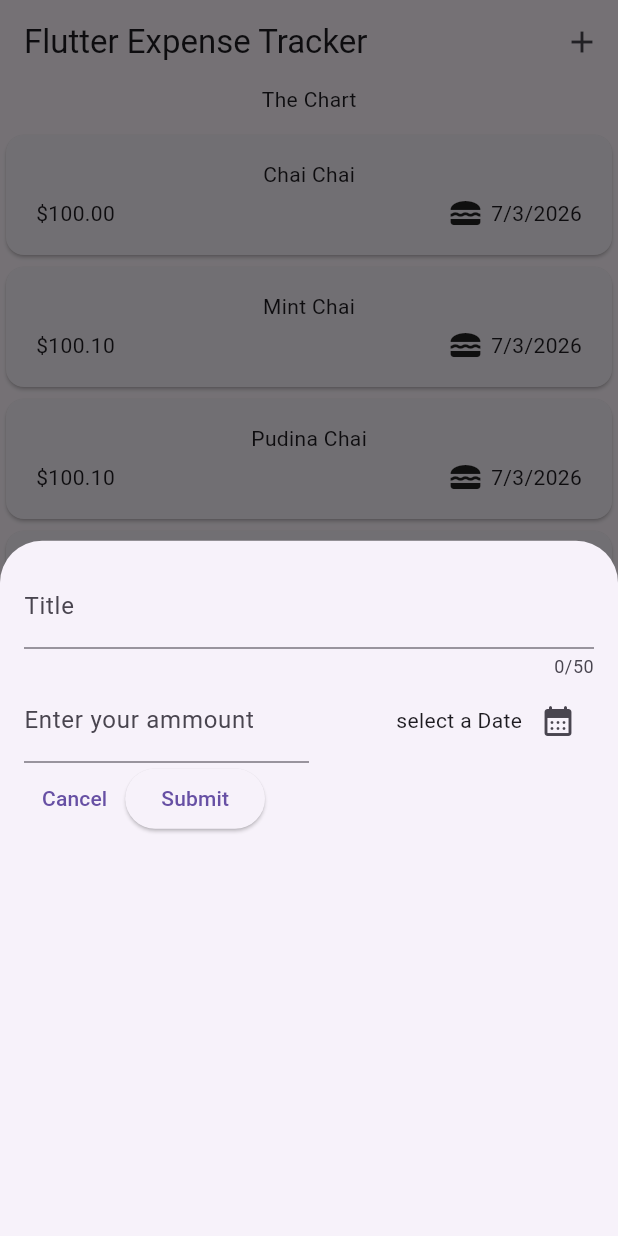
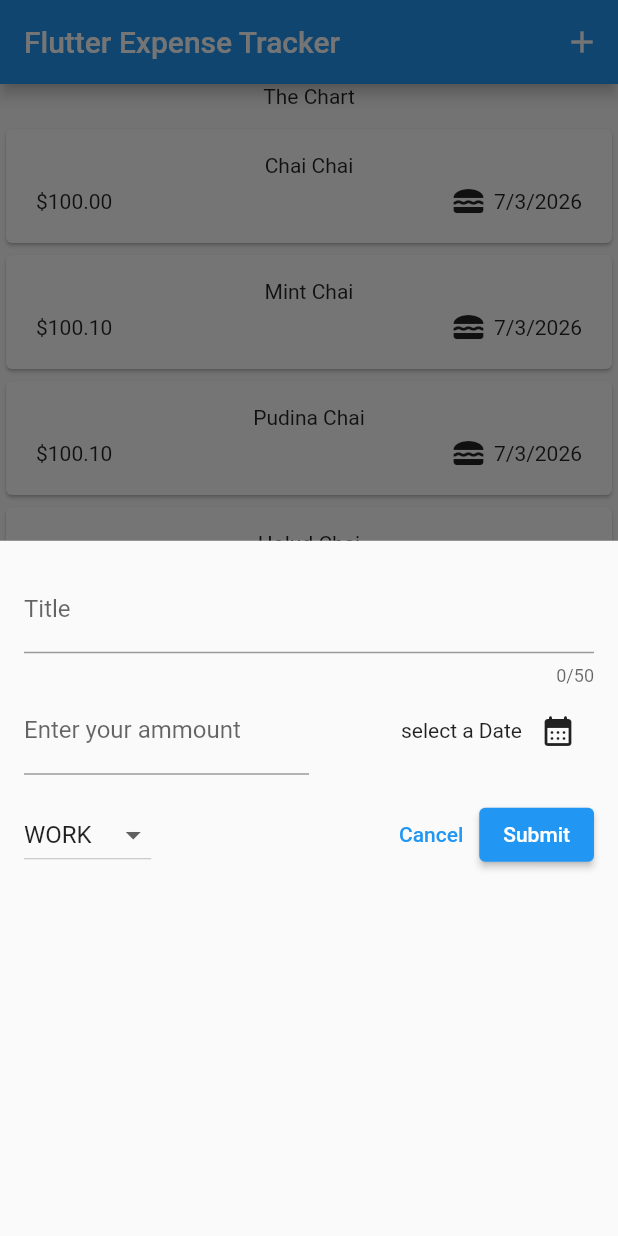
Before and after one commit to DeepSarkar1221/flutter_section5, a Flutter app: the screen it shows after launch, after a tap on the "add" icon, on a phone screen of 412 x 824 dp. Run offline on Flutter 3.47's test engine with Material 3 defaults, Android fonts, the phone set to English and light mode, and no system bars.

Commit message:
dropDown button added

```diff
--- a/lib/main.dart
+++ b/lib/main.dart
@@ -3,7 +3,7 @@ import 'package:flutter_section5/widget/expenses.dart';
 
 void main(){
   runApp(MaterialApp(
-    theme: ThemeData(useMaterial3: true),
+    theme: ThemeData(useMaterial3: false),
 
     home: Expenses(),));
 }
--- a/lib/new_expense.dart
+++ b/lib/new_expense.dart
@@ -14,8 +14,9 @@ class _NewExpensesState extends State<NewExpense> {
   final _titleController = TextEditingController();
   final _ammountController = TextEditingController();
   DateTime? _selectDate;
+  Category _selectCategory = Category.work;
 
-  void _presentDataSelect() async {
+  void _presentDateSelect() async {
     final now = DateTime.now();
     final first = DateTime(now.year - 1);
     final last = DateTime(now.year + 1, now.month, now.day + 3);
@@ -26,8 +27,7 @@ class _NewExpensesState extends State<NewExpense> {
       lastDate: last,
     );
     setState(() {
-    _selectDate = presentDate;
-
+      _selectDate = presentDate;
     });
   }
 
@@ -72,7 +72,7 @@ class _NewExpensesState extends State<NewExpense> {
                           : formatter.format(_selectDate!),
                     ),
                     IconButton(
-                      onPressed: _presentDataSelect,
+                      onPressed: _presentDateSelect,
                       icon: Icon(Icons.calendar_month_rounded),
                     ),
                   ],
@@ -80,8 +80,31 @@ class _NewExpensesState extends State<NewExpense> {
               ),
             ],
           ),
+          SizedBox(height: 16,),
           Row(
             children: [
+              DropdownButton(
+                value: _selectCategory,
+                items: Category.values
+                    .map(
+                      (category) => DropdownMenuItem(
+                        value: category,
+                        child: Text(category.name.toUpperCase()),
+                      ),
+                    )
+                    .toList(),
+                onChanged: (value) {
+                  if (value == null) {
+                    return;
+                  }
+                  setState(() {
+                    _selectCategory = value;
+                  });
+                },
+              ),
+              Spacer(),
+              SizedBox(height: 8,),
+
               TextButton(
                 onPressed: () {
                   Navigator.pop(context);
```
